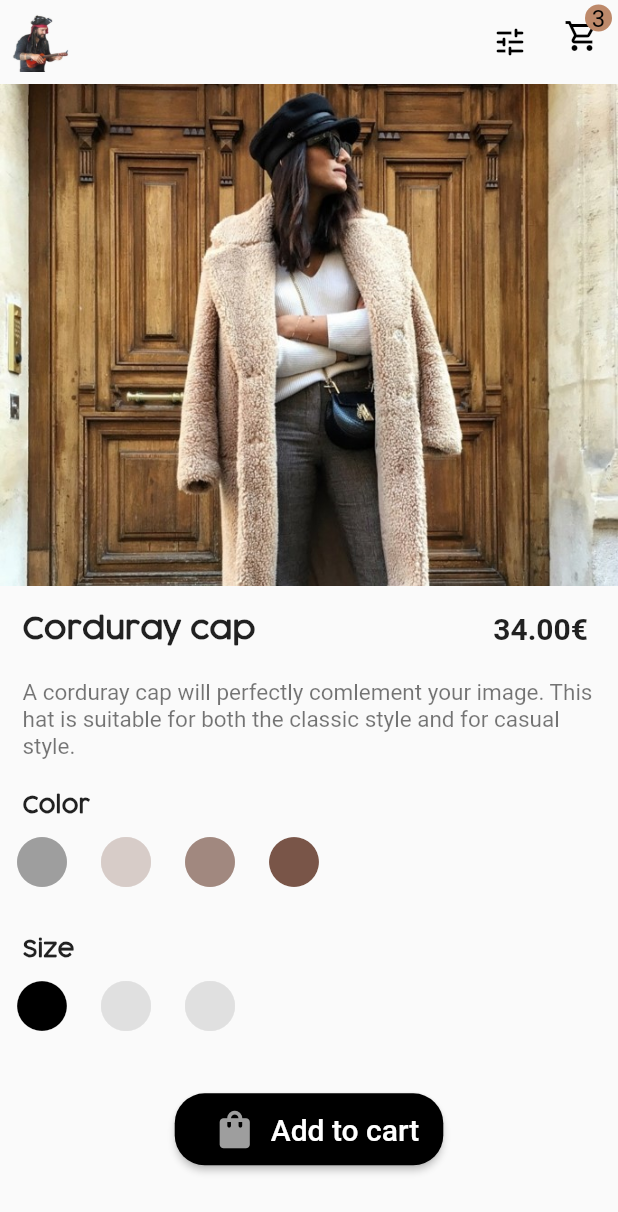
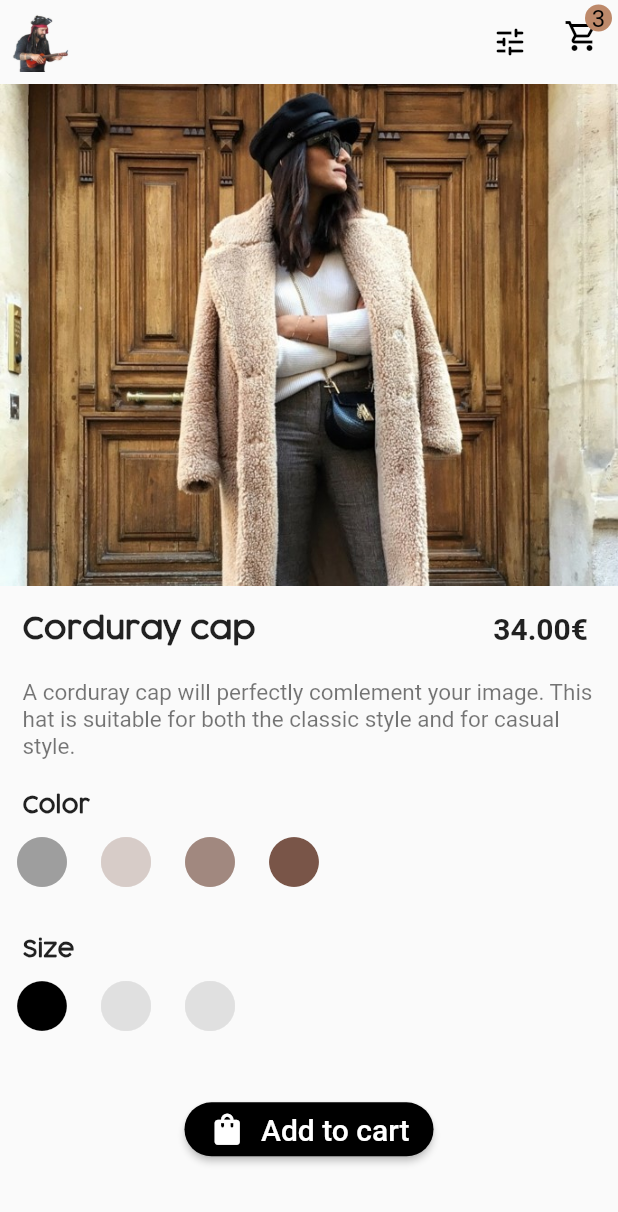
Before and after one commit to fatoon29/online_shop_flutter, a Flutter app: the Produit screen opened directly, on a phone screen of 412 x 824 dp. Shown: the top 1212 px of the screen. Run offline on Flutter 3.47's test engine with Material 2 defaults, Android fonts, the phone set to English and light mode, and no system bars.

Commit message:
add to cart button

```diff
--- a/lib/screens/produit.dart
+++ b/lib/screens/produit.dart
@@ -168,32 +168,24 @@ class Produit extends StatelessWidget {
                       icon: const Icon(Icons.circle),
                       color: Colors.grey,
                       onPressed: () {},
-                      tooltip: MaterialLocalizations.of(context)
-                          .openAppDrawerTooltip,
                     ),
                     IconButton(
                       iconSize: 40,
                       icon: const Icon(Icons.circle),
                       color: Colors.brown[100],
                       onPressed: () {},
-                      tooltip: MaterialLocalizations.of(context)
-                          .openAppDrawerTooltip,
                     ),
                     IconButton(
                       iconSize: 40,
                       icon: const Icon(Icons.circle),
                       color: Colors.brown[300],
                       onPressed: () {},
-                      tooltip: MaterialLocalizations.of(context)
-                          .openAppDrawerTooltip,
                     ),
                     IconButton(
                       iconSize: 40,
                       icon: const Icon(Icons.circle),
                       color: Colors.brown,
                       onPressed: () {},
-                      tooltip: MaterialLocalizations.of(context)
-                          .openAppDrawerTooltip,
                     ),
                   ],
                 ),
@@ -223,24 +215,18 @@ class Produit extends StatelessWidget {
                       icon: const Icon(Icons.circle),
                       color: Colors.black,
                       onPressed: () {},
-                      tooltip: MaterialLocalizations.of(context)
-                          .openAppDrawerTooltip,
                     ),
                     IconButton(
                       iconSize: 40,
                       icon: const Icon(Icons.circle),
                       color: Colors.grey[300],
                       onPressed: () {},
-                      tooltip: MaterialLocalizations.of(context)
-                          .openAppDrawerTooltip,
                     ),
                     IconButton(
                       iconSize: 40,
                       icon: const Icon(Icons.circle),
                       color: Colors.grey[300],
                       onPressed: () {},
-                      tooltip: MaterialLocalizations.of(context)
-                          .openAppDrawerTooltip,
                     ),
                   ],
                 ),
@@ -251,7 +237,16 @@ class Produit extends StatelessWidget {
               Container(
                 child: Center(
                   child: MaterialButton(
-                    onPressed: () {},
+                    onPressed: () {
+                      Navigator.push(
+                        context,
+                        MaterialPageRoute(
+                          builder: (BuildContext context) {
+                            return Cart();
+                          },
+                        ),
+                      );
+                    },
                     color: Colors.black,
                     shape: RoundedRectangleBorder(
                       borderRadius: BorderRadius.circular(20.0),
@@ -260,21 +255,13 @@ class Produit extends StatelessWidget {
                       mainAxisAlignment: MainAxisAlignment.center,
                       mainAxisSize: MainAxisSize.min,
                       children: [
-                        Center(
-                          child: IconButton(
-                            iconSize: 30.0,
-                            icon: const Icon(Icons.shopping_bag),
-                            color: Colors.grey,
-                            onPressed: () {},
-                            tooltip: MaterialLocalizations.of(context)
-                                .openAppDrawerTooltip,
-                          ),
-                        ),
-                        SizedBox(
-                          height: 5.0,
+                        Icon(
+                          Icons.shopping_bag_rounded,
+                          size: 25.0,
+                          color: Colors.white,
                         ),
                         Text(
-                          'Add to cart',
+                          '  Add to cart',
                           style: TextStyle(
                             color: Colors.white,
                             fontSize: 20.0,
@@ -285,9 +272,6 @@ class Produit extends StatelessWidget {
                   ),
                 ),
               ),
-              SizedBox(
-                height: 5.0,
-              ),
             ],
           ),
         ),
@@ -295,3 +279,12 @@ class Produit extends StatelessWidget {
     );
   }
 }
+
+// IconButton(
+//                             iconSize: 30.0,
+//                             icon: const Icon(Icons.shopping_bag),
+//                             color: Colors.grey,
+//                             onPressed: () {},
+//                             tooltip: MaterialLocalizations.of(context)
+//                                 .openAppDrawerTooltip,
+//                           ),
--- a/lib/screens/signin.dart
+++ b/lib/screens/signin.dart
@@ -25,7 +25,6 @@ class Signin extends StatelessWidget {
                 ),
               );
             },
-            tooltip: MaterialLocalizations.of(context).openAppDrawerTooltip,
           ),
           Stack(
             children: [
```
